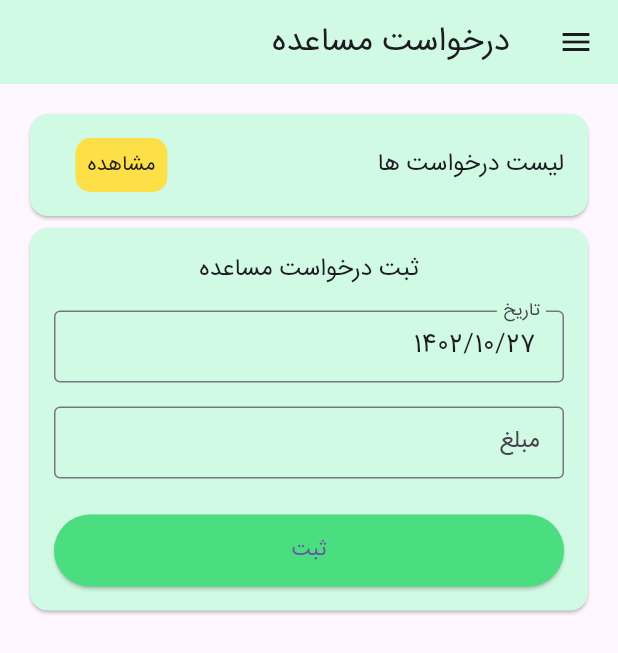
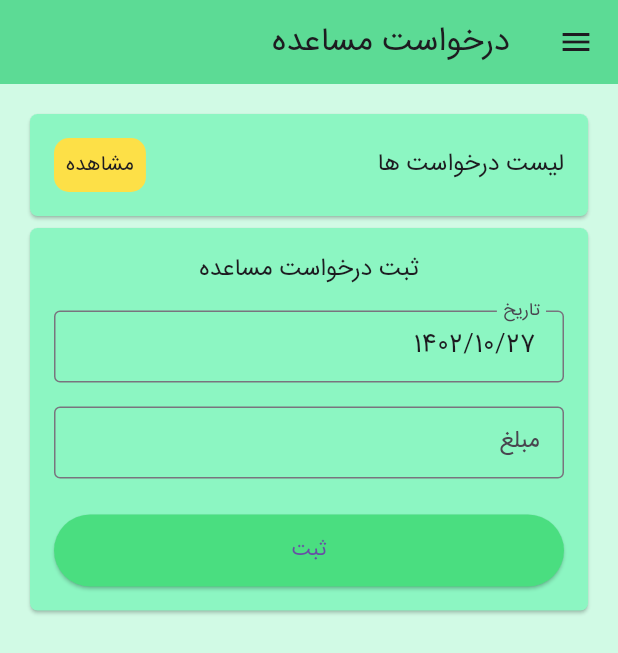
Before and after one commit to aaminhashemi/android_bpms, a Flutter app: the Assistance screen opened by its route, on a phone screen of 412 x 824 dp. Shown: the top 653 px of the screen. Run offline on Flutter 3.47's test engine with Material 3 defaults, Android fonts, the phone set to English and light mode, and no system bars; our stand-ins replace package_info_plus, shamsi_date, shared_preferences; missing offline and left inert: flutter_linear_datepicker, flutter_pdfview, syncfusion_flutter_pdfviewer; accounts and stored records are empty; network calls fail.

Commit message:
Update whole application color

```diff
--- a/lib/main.dart
+++ b/lib/main.dart
@@ -27,7 +27,7 @@ class MyApp extends StatelessWidget {
       theme: ThemeData(
         fontFamily: 'irs',
         appBarTheme: AppBarTheme(
-        backgroundColor: CustomColor.primaryColor, // Set your desired background color for app bars
+        backgroundColor: CustomColor.test1, // Set your desired background color for app bars
       ),
     ),
       supportedLocales: const [
--- a/lib/screens/assistance.dart
+++ b/lib/screens/assistance.dart
@@ -69,6 +69,7 @@ class _AssistanceState extends State<Assistance> {
   @override
   Widget build(BuildContext context) {
     return Scaffold(
+      backgroundColor: CustomColor.backgroundColor,
       appBar: AppBar(
         title: const Text('درخواست مساعده'),
       ),
@@ -80,7 +81,10 @@ class _AssistanceState extends State<Assistance> {
             mainAxisAlignment: MainAxisAlignment.start,
             children: [
               Card(
-                color: CustomColor.primaryColor,
+                shape: RoundedRectangleBorder(
+                  borderRadius: BorderRadius.circular(5),
+                ),
+                color: CustomColor.cardColor,
                 child: Padding(
                   padding: const EdgeInsets.all(16.0),
                   child: Row(
@@ -92,7 +96,7 @@ class _AssistanceState extends State<Assistance> {
                           fontWeight: FontWeight.normal,
                         ),
                       ),
-                      SizedBox(width: 140),
+                      Spacer(),
                       InkWell(
                         onTap: () {
                           Navigator.push(
@@ -121,7 +125,10 @@ class _AssistanceState extends State<Assistance> {
                 ),
               ),
               Card(
-                color: CustomColor.primaryColor,
+                shape: RoundedRectangleBorder(
+                  borderRadius: BorderRadius.circular(5),
+                ),
+                color: CustomColor.cardColor,
                 child: Padding(
                   padding: const EdgeInsets.all(16.0),
                   child: Column(
@@ -226,8 +233,11 @@ class _AllAssistanceListState extends State<AllAssistances> {
         itemBuilder: (context, index) {
           var assistance = allAssistancelList[index];
           return Card(
+            shape: RoundedRectangleBorder(
+              borderRadius: BorderRadius.circular(5),
+            ),
             elevation: 4.0,
-            color: CustomColor.primaryColor,
+            color: CustomColor.cardColor,
             margin: EdgeInsets.symmetric(horizontal: 16.0, vertical: 8.0),
             child: ExpansionTile(
               shape: LinearBorder.none,
@@ -249,7 +259,7 @@ class _AllAssistanceListState extends State<AllAssistances> {
                 child: Container(
                   padding: EdgeInsets.all(8.0),
                   decoration: BoxDecoration(
-                    color: CustomColor.primaryColor,
+                    color: CustomColor.cardColor,
                     borderRadius: BorderRadius.circular(10.0),
                   ),
                   child: Text(
--- a/lib/screens/mission_request.dart
+++ b/lib/screens/mission_request.dart
@@ -336,6 +336,7 @@ class _MissionRequestState extends State<MissionRequest> {
   @override
   Widget build(BuildContext context) {
     return Scaffold(
+      backgroundColor: CustomColor.backgroundColor,
       appBar: AppBar(
         title: Text('درخواست ماموریت'),
       ),
@@ -345,7 +346,10 @@ class _MissionRequestState extends State<MissionRequest> {
         padding: const EdgeInsets.all(16.0),
         child: Column(mainAxisAlignment: MainAxisAlignment.center, children: [
           Card(
-            color: CustomColor.primaryColor,
+            shape: RoundedRectangleBorder(
+              borderRadius: BorderRadius.circular(5),
+            ),
+            color: CustomColor.cardColor,
             child: Padding(
               padding: const EdgeInsets.all(16.0),
               child: Column(
```
Also changed, not shown: lib/screens/payslip.dart (+7 -2 lines), lib/screens/personnel.dart (+7 -2 lines).
